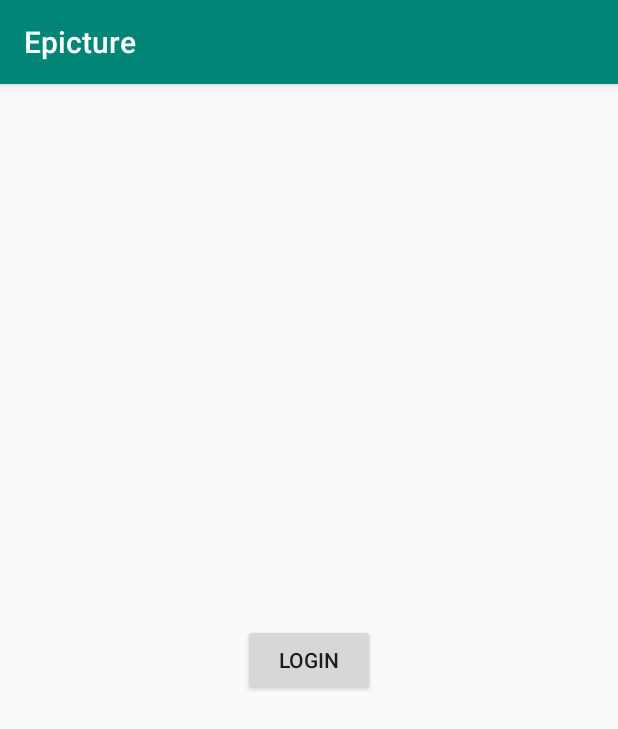
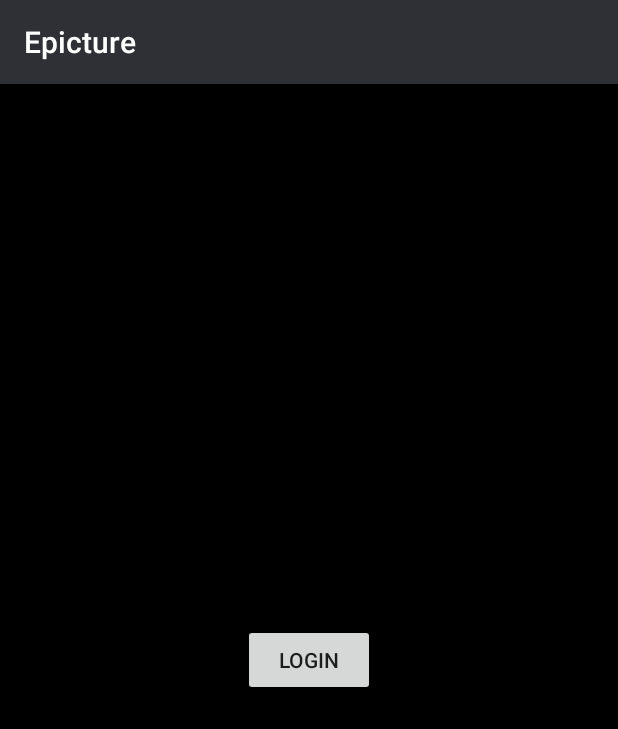
Before and after one commit to Verminator12/Epicture, an Android app: the screen it shows after launch (MainActivity), on a phone screen of 412 x 824 dp. Shown: the top 729 px of the screen. Run offline under Robolectric (Android 15) with nearby library versions, the phone set to English and light mode, and no system bars.

Commit message:
[ADD] remove image from account [UPDATE] app colors

```diff
--- a/app/src/main/java/eu/epitech/epicture/ApiInterface.java
+++ b/app/src/main/java/eu/epitech/epicture/ApiInterface.java
@@ -4,6 +4,7 @@ import eu.epitech.epicture.model.BasicResponse;
 import eu.epitech.epicture.model.ImageResponse;
 import okhttp3.MultipartBody;
 import retrofit2.Call;
+import retrofit2.http.DELETE;
 import retrofit2.http.GET;
 import retrofit2.http.Header;
 import retrofit2.http.Multipart;
@@ -29,7 +30,7 @@ public interface ApiInterface {
     Call<BasicResponse> favoriteImage(@Header("Authorization") String Authorization,
                                       @Path("id") String id);
 
-    @POST("image/{deleteHash}")
+    @DELETE("image/{deleteHash}")
     Call<BasicResponse> deleteImage(@Header("Authorization") String Authorization,
                                     @Path("deleteHash") String deleteHash);
 
--- a/app/src/main/java/eu/epitech/epicture/UserFragment.java
+++ b/app/src/main/java/eu/epitech/epicture/UserFragment.java
@@ -57,10 +57,6 @@ public class UserFragment extends Fragment {
             @Override
             public void onItemClick(AdapterView<?> parent, View view, int position, long id) {
                 item = (ImgurImage) gallery_grid.getAdapter().getItem(position);
-                Log.v("imgur", "GALLERY");
-                Log.v("imgur", "link: " + item.getLink());
-                Log.v("imgur", "id: " + item.getId());
-                Log.v("imgur", "hash: " + item.getDeletehash());
                 listener.onGalleryClicked(item);
             }
         });
--- a/app/src/main/res/layout/activity_main.xml
+++ b/app/src/main/res/layout/activity_main.xml
@@ -8,6 +8,7 @@
 <FrameLayout
     android:id="@+id/fragment_main"
     android:layout_width="match_parent"
-    android:layout_height="match_parent" />
+    android:layout_height="match_parent"
+    android:background="@color/colorPrimaryDark"/>
 
 </RelativeLayout>
--- a/app/src/main/res/values/colors.xml
+++ b/app/src/main/res/values/colors.xml
@@ -1,6 +1,6 @@
 <?xml version="1.0" encoding="utf-8"?>
 <resources>
-    <color name="colorPrimary">#008577</color>
-    <color name="colorPrimaryDark">#00574B</color>
-    <color name="colorAccent">#D81B60</color>
+    <color name="colorPrimary">#2e3035</color>
+    <color name="colorPrimaryDark">#000000</color>
+    <color name="colorAccent">#1bb76e</color>
 </resources>
```
Also changed, not shown: app/src/main/java/eu/epitech/epicture/MainActivity.java (+3 -4 lines).
